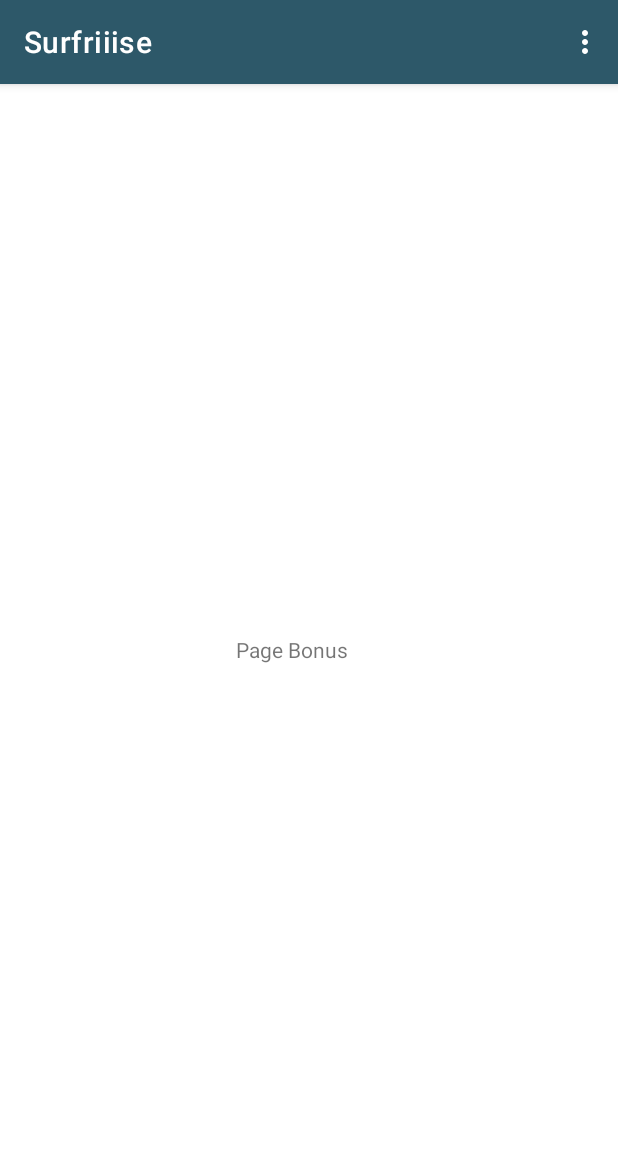
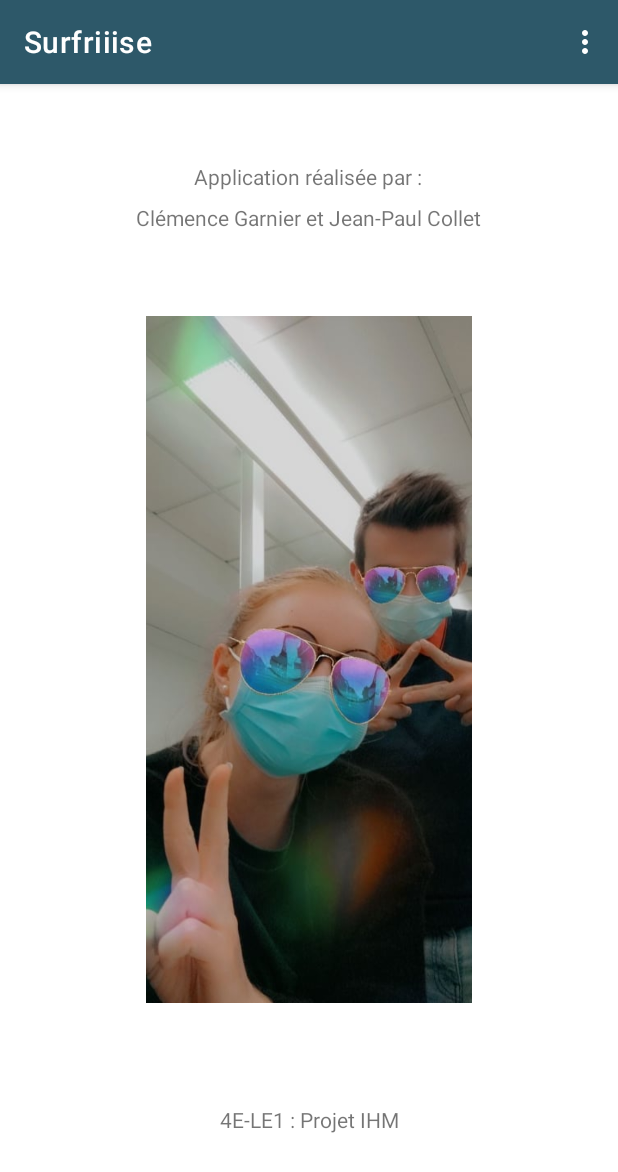
Before and after one commit to colletjea/appKenaii, an Android app: the Bonus screen opened directly, with no data from a screen before it, on a phone screen of 412 x 824 dp. Shown: the top 1172 px of the screen. Run offline under Robolectric (Android 15) with nearby library versions, the phone set to English and light mode, and no system bars.

Commit message:
ajout surfriiise

```diff
--- a/app/src/main/res/layout/activity_bonus.xml
+++ b/app/src/main/res/layout/activity_bonus.xml
@@ -7,12 +7,47 @@
     tools:context=".Bonus">
 
     <TextView
-        android:id="@+id/textView5"
-        android:layout_width="98dp"
-        android:layout_height="34dp"
-        android:text="Page Bonus"
+        android:id="@+id/textView7"
+        android:layout_width="wrap_content"
+        android:layout_height="wrap_content"
+        android:layout_marginBottom="56dp"
+        android:text="Clémence Garnier et Jean-Paul Collet"
+        app:layout_constraintBottom_toTopOf="@+id/JPetClem"
+        app:layout_constraintEnd_toEndOf="parent"
+        app:layout_constraintHorizontal_bias="0.497"
+        app:layout_constraintStart_toStartOf="parent" />
+
+    <TextView
+        android:layout_width="wrap_content"
+        android:layout_height="wrap_content"
+        android:text="Application réalisée par :"
+        app:layout_constraintBottom_toTopOf="@+id/textView7"
+        app:layout_constraintEnd_toEndOf="parent"
+        app:layout_constraintHorizontal_bias="0.498"
+        app:layout_constraintStart_toStartOf="parent"
+        app:layout_constraintTop_toTopOf="parent"
+        app:layout_constraintVertical_bias="0.869" />
+
+    <ImageView
+        android:id="@+id/JPetClem"
+        android:layout_width="317dp"
+        android:layout_height="458dp"
         app:layout_constraintBottom_toBottomOf="parent"
         app:layout_constraintEnd_toEndOf="parent"
         app:layout_constraintStart_toStartOf="parent"
-        app:layout_constraintTop_toTopOf="parent" />
+        app:layout_constraintTop_toTopOf="parent"
+        app:layout_constraintVertical_bias="0.498"
+        app:srcCompat="@drawable/surfriiise" />
+
+    <TextView
+        android:id="@+id/textView11"
+        android:layout_width="wrap_content"
+        android:layout_height="wrap_content"
+        android:text="4E-LE1 : Projet IHM"
+        app:layout_constraintBottom_toBottomOf="parent"
+        app:layout_constraintEnd_toEndOf="parent"
+        app:layout_constraintStart_toStartOf="parent"
+        app:layout_constraintTop_toBottomOf="@+id/JPetClem" />
+
+
 </androidx.constraintlayout.widget.ConstraintLayout>
```
Also changed, not shown: app/src/main/res/drawable/surfriiise.jpg (added).
